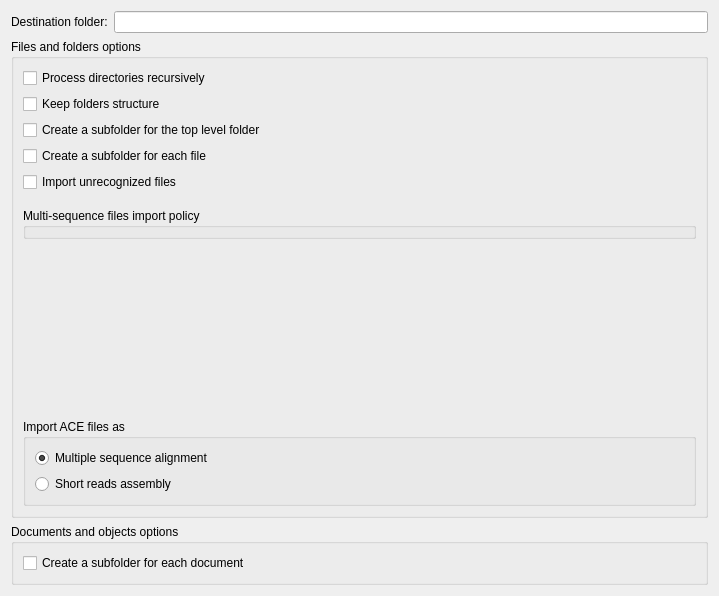
The window that src/corelibs/U2Gui/src/util/shared_db/ImportOptionsWidget.ui (violethaze74/ugene) describes before a commit, drawn with Qt 5.
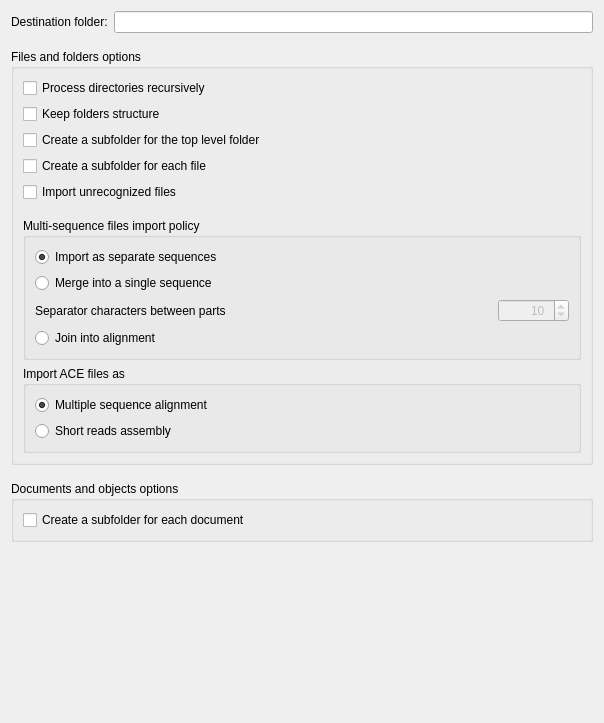
The same window after the commit.

Commit message: UGENE 4507: Import dialog panel is not visible.

```diff
--- a/src/corelibs/U2Gui/src/util/shared_db/ImportOptionsWidget.ui
+++ b/src/corelibs/U2Gui/src/util/shared_db/ImportOptionsWidget.ui
@@ -6,15 +6,15 @@
    <rect>
     <x>0</x>
     <y>0</y>
-    <width>719</width>
-    <height>596</height>
+    <width>604</width>
+    <height>723</height>
    </rect>
   </property>
   <property name="windowTitle">
    <string>Import to the Database Options</string>
   </property>
-  <layout class="QGridLayout" name="gridLayout">
-   <item row="0" column="0">
+  <layout class="QVBoxLayout" name="verticalLayout_4">
+   <item>
     <layout class="QHBoxLayout" name="horizontalLayout">
      <item>
       <widget class="QLabel" name="lblBaseFolder">
@@ -28,7 +28,23 @@
      </item>
     </layout>
    </item>
-   <item row="1" column="0">
+   <item>
+    <spacer name="verticalSpacer_4">
+     <property name="orientation">
+      <enum>Qt::Vertical</enum>
+     </property>
+     <property name="sizeType">
+      <enum>QSizePolicy::Fixed</enum>
+     </property>
+     <property name="sizeHint" stdset="0">
+      <size>
+       <width>20</width>
+       <height>10</height>
+      </size>
+     </property>
+    </spacer>
+   </item>
+   <item>
     <widget class="QGroupBox" name="gbFilesAndFolders">
      <property name="title">
       <string>Files and folders options</string>
@@ -90,15 +106,9 @@
         <property name="title">
          <string>Multi-sequence files import policy</string>
         </property>
+        <layout class="QVBoxLayout" name="verticalLayout">
+         <item>
         <widget class="QRadioButton" name="rbSeparate">
-         <property name="geometry">
-          <rect>
-           <x>12</x>
-           <y>32</y>
-           <width>228</width>
-           <height>23</height>
-          </rect>
-         </property>
          <property name="text">
           <string>Import as separate sequences</string>
          </property>
@@ -106,56 +116,49 @@
           <bool>true</bool>
          </property>
         </widget>
+         </item>
+         <item>
         <widget class="QRadioButton" name="rbMerge">
-         <property name="geometry">
-          <rect>
-           <x>12</x>
-           <y>61</y>
-           <width>223</width>
-           <height>23</height>
-          </rect>
-         </property>
          <property name="text">
           <string>Merge into a single sequence</string>
          </property>
         </widget>
-        <widget class="QRadioButton" name="rbMalignment">
-         <property name="geometry">
-          <rect>
-           <x>12</x>
-           <y>124</y>
-           <width>157</width>
-           <height>23</height>
-          </rect>
-         </property>
-         <property name="text">
-          <string>Join into alignment</string>
-         </property>
-        </widget>
-        <widget class="QWidget" name="layoutWidget">
-         <property name="geometry">
-          <rect>
-           <x>10</x>
-           <y>90</y>
-           <width>659</width>
-           <height>28</height>
-          </rect>
-         </property>
+         </item>
+         <item>
          <layout class="QHBoxLayout" name="horizontalLayout_2">
           <item>
            <widget class="QLabel" name="label">
             <property name="text">
-             <string>Number of unknown symbols (N - for nucleic or X - for amino) between parts:</string>
+              <string>Separator characters between parts</string>
             </property>
            </widget>
           </item>
+           <item>
+            <spacer name="horizontalSpacer">
+             <property name="orientation">
+              <enum>Qt::Horizontal</enum>
+             </property>
+             <property name="sizeHint" stdset="0">
+              <size>
+               <width>40</width>
+               <height>20</height>
+              </size>
+             </property>
+            </spacer>
+           </item>
           <item>
            <widget class="QSpinBox" name="sbMerge">
             <property name="enabled">
              <bool>false</bool>
             </property>
+             <property name="toolTip">
+              <string>Number of separator symbols (N - for nucleic or X - for amino) between parts.</string>
+             </property>
+             <property name="alignment">
+              <set>Qt::AlignRight|Qt::AlignTrailing|Qt::AlignVCenter</set>
+             </property>
             <property name="suffix">
-             <string> bases</string>
+              <string> </string>
             </property>
             <property name="maximum">
              <number>1000000</number>
@@ -166,26 +169,21 @@
            </widget>
           </item>
          </layout>
-        </widget>
+         </item>
+         <item>
+          <widget class="QRadioButton" name="rbMalignment">
+           <property name="text">
+            <string>Join into alignment</string>
+           </property>
+          </widget>
+         </item>
+        </layout>
         <zorder>layoutWidget</zorder>
         <zorder>rbSeparate</zorder>
         <zorder>rbMerge</zorder>
         <zorder>rbMalignment</zorder>
        </widget>
       </item>
-      <item>
-       <spacer name="verticalSpacer_2">
-        <property name="orientation">
-         <enum>Qt::Vertical</enum>
-        </property>
-        <property name="sizeHint" stdset="0">
-         <size>
-          <width>20</width>
-          <height>10</height>
-         </size>
-        </property>
-       </spacer>
-      </item>
       <item>
        <widget class="QGroupBox" name="gbAcePolicy">
         <property name="title">
@@ -221,7 +219,23 @@
      </layout>
     </widget>
    </item>
-   <item row="2" column="0">
+   <item>
+    <spacer name="verticalSpacer_3">
+     <property name="orientation">
+      <enum>Qt::Vertical</enum>
+     </property>
+     <property name="sizeType">
+      <enum>QSizePolicy::Fixed</enum>
+     </property>
+     <property name="sizeHint" stdset="0">
+      <size>
+       <width>20</width>
+       <height>10</height>
+      </size>
+     </property>
+    </spacer>
+   </item>
+   <item>
     <widget class="QGroupBox" name="gbDocsAndObjects">
      <property name="title">
       <string>Documents and objects options</string>
@@ -237,6 +251,19 @@
      </layout>
     </widget>
    </item>
+   <item>
+    <spacer name="verticalSpacer_2">
+     <property name="orientation">
+      <enum>Qt::Vertical</enum>
+     </property>
+     <property name="sizeHint" stdset="0">
+      <size>
+       <width>20</width>
+       <height>40</height>
+      </size>
+     </property>
+    </spacer>
+   </item>
   </layout>
  </widget>
  <resources/>
```
Left out of the diff: 4 changed lines with no effect on the pictures. Lines whose indentation alone changed are shown as unchanged.
